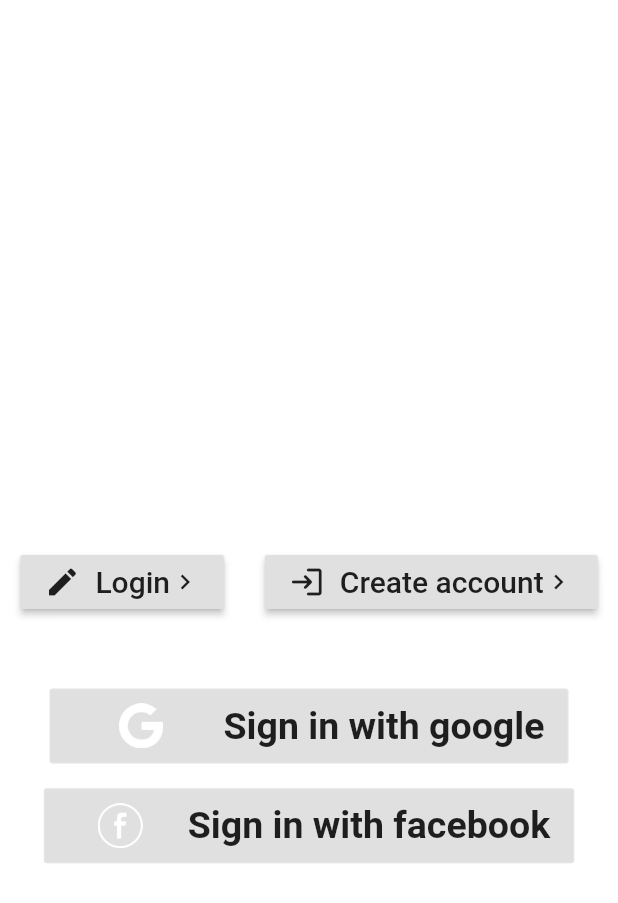
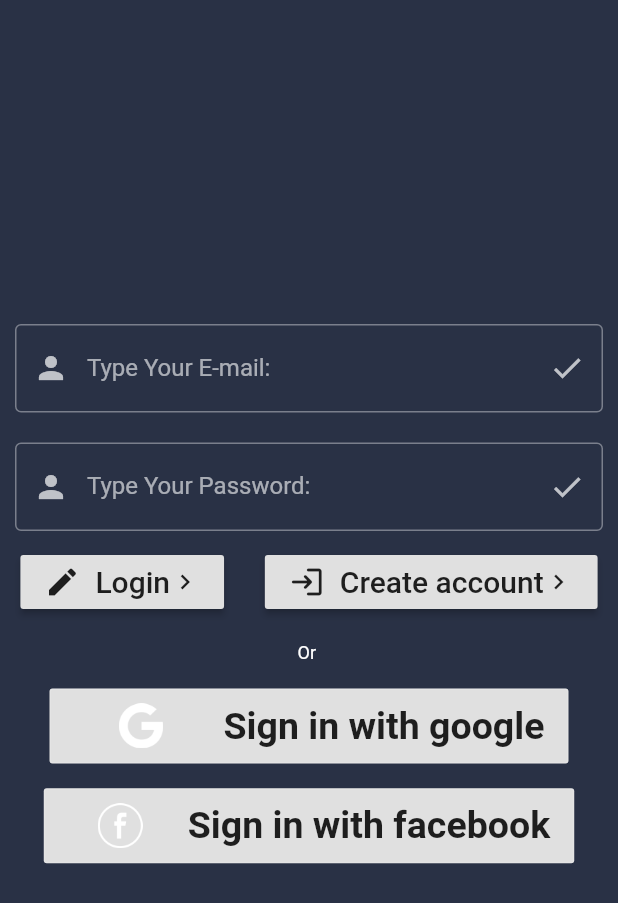
Before and after one commit to financial-bjbraz/mobile_financial_app, a Flutter app: the screen it shows after launch, on a phone screen of 412 x 824 dp. Shown: the top 903 px of the screen. Run offline on Flutter 3.47's test engine with Material 2 defaults, Android fonts, the phone set to English and light mode, and no system bars; our stand-ins replace firebase_auth, firebase_core, firebase_database, firebase_messaging, flutter_svg, google_sign_in; missing offline and left inert: flutter_login_facebook; accounts and stored records are empty; generated files the repository leaves out were written again.

Commit message:
updating flutter

```diff
--- a/lib/pages/splash/splash_page.dart
+++ b/lib/pages/splash/splash_page.dart
@@ -1,7 +1,5 @@
-import 'package:bank_app/pages/home/home_page.dart';
 import 'package:bank_app/pages/widgets/login/login.dart';
 import 'package:flutter/material.dart';
-import 'package:flutter_svg/flutter_svg.dart';
 
 class SplashPage extends StatefulWidget {
   SplashPage({Key? key}) : super(key: key);
@@ -34,7 +32,7 @@ class _SplashPageState extends State<SplashPage> {
   Widget build(BuildContext context) {
     return Container(
       child: Scaffold(
-          backgroundColor: Color(0x293145),
+          backgroundColor: Color.fromRGBO(41, 49, 69, 20),
           body: Center(
             child: Image.asset(
               "assets/images/bjbraz-logo.png",
--- a/lib/pages/widgets/login/login.dart
+++ b/lib/pages/widgets/login/login.dart
@@ -14,7 +14,7 @@ class LoginPage extends StatelessWidget {
     Firebase.initializeApp();
     return Container(
       child: Scaffold(
-        backgroundColor: const Color(0x293145),
+        backgroundColor: const Color.fromRGBO(41, 49, 69, 20),
         body: Body(),
       ),
     );
@@ -262,7 +262,7 @@ class _BodyState extends State<Body> {
                   ),
                 ],
               ),
-              color: Color(0x293145),
+              color: Color.fromRGBO(41, 49, 69, 20),
             ),
           ),
         ],
```
Also changed, not shown: lib/main.dart (+11 -4 lines), 1 other file.
